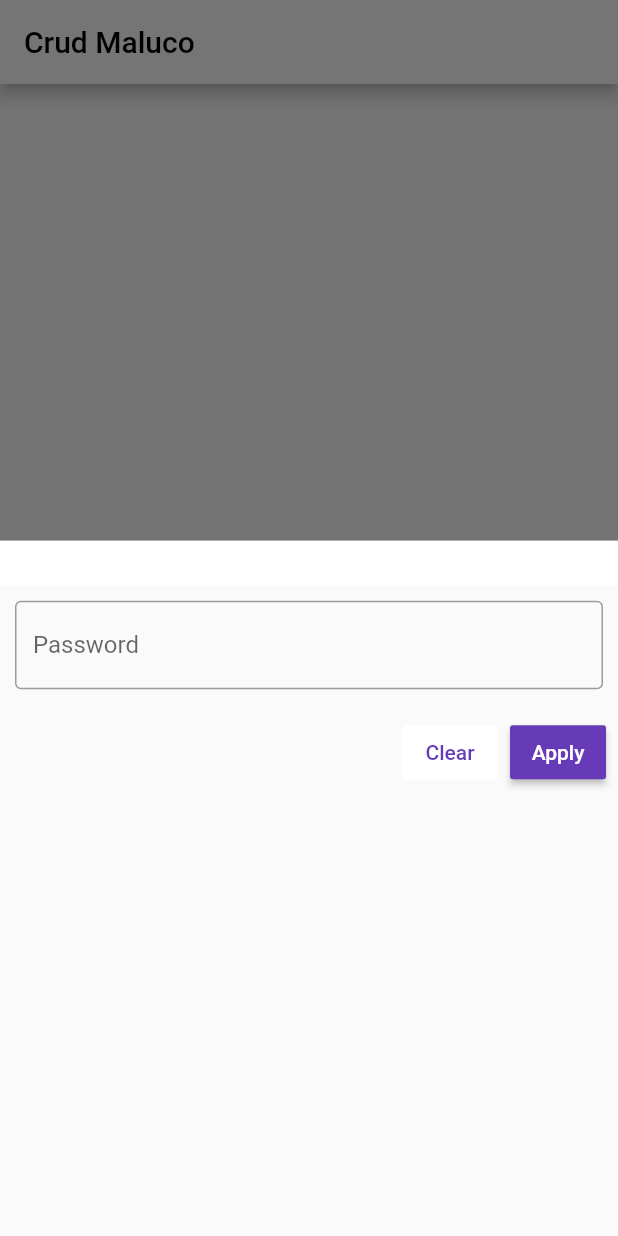
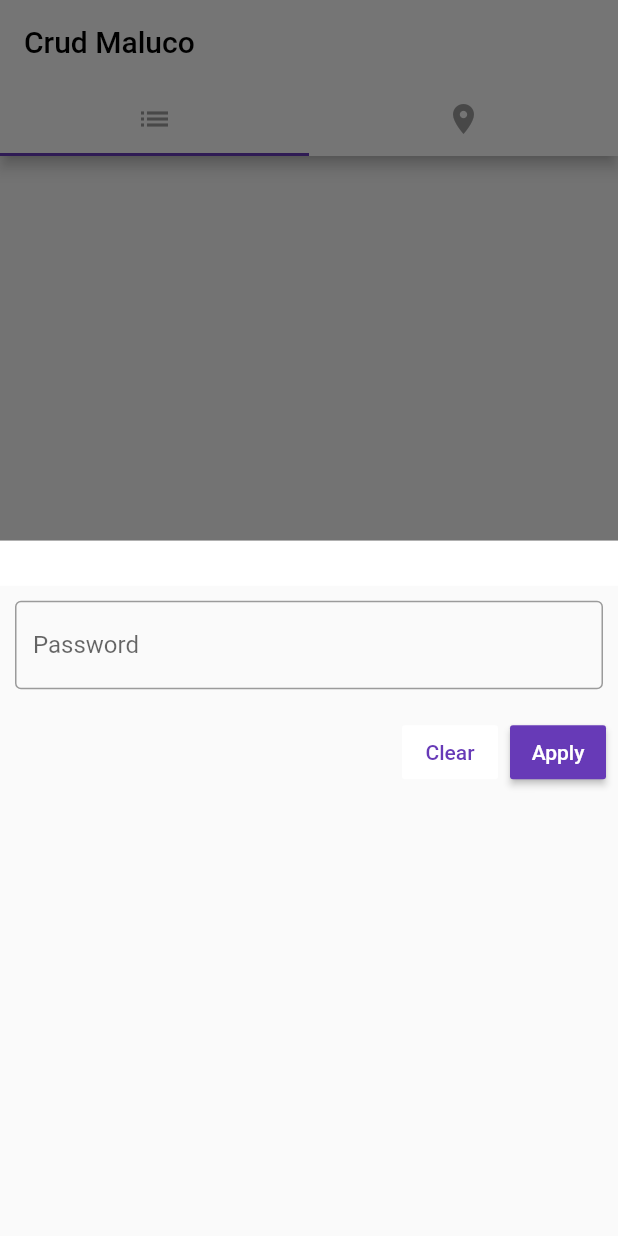
Before and after one commit to LucasPitol/CrudMaluco, a Flutter app: the screen it shows after launch, after a tap on the "filter list" icon, on a phone screen of 412 x 824 dp. Run offline on Flutter 3.47's test engine with Material 2 defaults, Android fonts, the phone set to English and light mode, and no system bars; our stand-ins replace cloud_firestore; accounts and stored records are empty.

Commit message:
CD-DEV-10 tarefa 5

```diff
--- a/flutterApp/crud_maluco_app/lib/main.dart
+++ b/flutterApp/crud_maluco_app/lib/main.dart
@@ -1,6 +1,7 @@
 import 'package:cloud_firestore/cloud_firestore.dart';
 import 'package:crud_maluco_app/filter_component.dart';
 import 'package:crud_maluco_app/listagem_component.dart';
+import 'package:crud_maluco_app/regional_component.dart';
 import 'package:flutter/cupertino.dart';
 import 'package:flutter/material.dart';
 
@@ -78,8 +79,7 @@ class _CDState extends State<MyApp> {
         context: context,
         builder: (builder) {
           return InfoDialogComponent('Info', 'Massa');
-      }
-    );
+        });
   }
 
   void _goToAddClientComponent() {
@@ -89,17 +89,33 @@ class _CDState extends State<MyApp> {
   @override
   Widget build(BuildContext context) {
     return MaterialApp(
-      home: Scaffold(
+      home: DefaultTabController(
+        length: 2,
+        child: Scaffold(
           appBar: AppBar(
             backgroundColor: Colors.white,
             title: Text(
               'Crud Maluco',
               style: TextStyle(color: Colors.black),
             ),
+            bottom: TabBar(
+              indicatorColor: Colors.deepPurple,
+              tabs: [
+                Tab(icon: Icon(Icons.list, color: Colors.grey,)),
+                Tab(icon: Icon(Icons.place, color: Colors.grey)),
+              ],
+            ),
           ),
           // AppBar }
-        body: Center(
+          body: TabBarView(
+            children: [
+              Center(
                 child: ListagemComponent(this.loading, this.clientItemList),
+              ),
+              Center(
+                child: RegionalComponent(),
+              ),
+            ],
           ),
           floatingActionButton: FloatingActionButton(
             backgroundColor: Colors.deepPurple,
@@ -111,6 +127,7 @@ class _CDState extends State<MyApp> {
           ),
           floatingActionButtonLocation: this._addFabLocation,
           bottomNavigationBar: this._buildBottomAppBar(context),
+        ),
       ),
     );
   }
```
Also changed, not shown: flutterApp/crud_maluco_app/lib/regional_component.dart (+7 -18 lines). Lines whose indentation alone changed are shown as unchanged.
